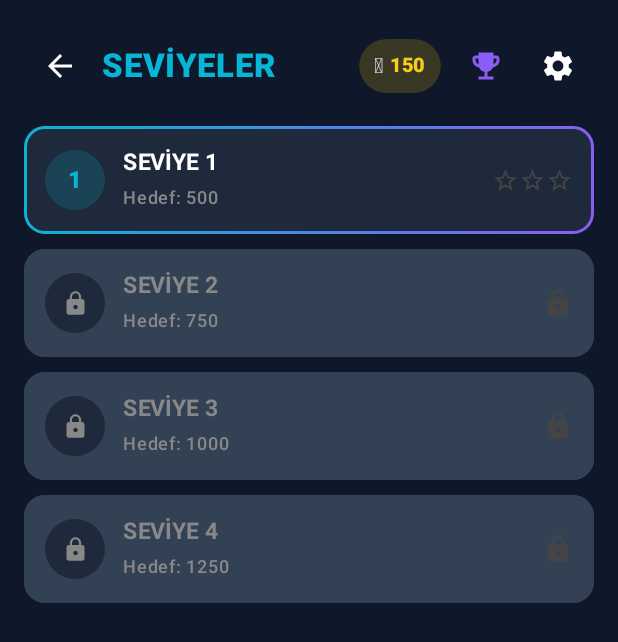
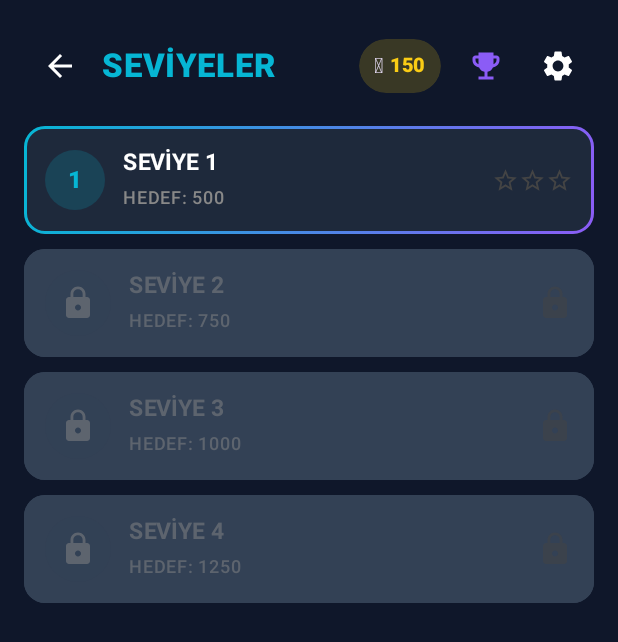
Before and after one commit to MiniAppFactory/boomblast, an Android app built with Jetpack Compose: the LevelMapScreen screen opened through its navigation route, on a phone screen of 412 x 824 dp. Shown: the top 642 px of the screen. Run offline under Robolectric (Android 15) with nearby library versions, the phone set to English and light mode, and no system bars; our stand-ins replace AdMob; 3 statements that could not run were skipped.

Commit message:
Faz 20: UI/UX karsilastirma listesi + banner her ekranda + dosya adi tutarliligi
Subagent'in Block Blast! ve benzeri oyunlarla karsilastirmali incelemesindeki
bulgular uygulandi: Mode Select logo/spacing, Level Map kilitli kart
soluklastirma, Loadout booster renkleri, Settings satir ikonlari, oyun ici
stat kart ikonlari + ilerleme sayisal okunusu. Banner reklam artik Seviyeli
Modda da gosteriliyor (onceden sadece Sonsuz Mod'daydi). Dosya/paket/composable
adlari "blockblast" yerine "blasttheblocks" ile tutarli hale getirildi.

Co-Authored-By: Claude Sonnet 5 <noreply@anthropic.com>
Claude-Session: https://claude.ai/code/session_01C1Qvttpiyg2qbvk11ebCrf

```diff
--- a/app/src/main/java/com/example/game/LevelGenerator.kt
+++ b/app/src/main/java/com/example/game/LevelGenerator.kt
@@ -5,7 +5,7 @@ package com.example.game
 data class LevelDefinition(
     val number: Int,
     val targetScore: Int,
-    // shapePoolTier, BlockBlastGame.kt'deki generateNewTray()'in SHAPE_PATTERNS.take(n)
+    // shapePoolTier, BlastTheBlocksGame.kt'deki generateNewTray()'in SHAPE_PATTERNS.take(n)
     // mantığıyla aynı kademelendirmeyi kullanır: 1=basit parçalar, 3=tüm parçalar.
     val shapePoolTier: Int
 )
--- a/app/src/main/java/com/example/ui/levels/LevelMapScreen.kt
+++ b/app/src/main/java/com/example/ui/levels/LevelMapScreen.kt
@@ -35,6 +35,7 @@ import androidx.compose.material3.Text
 import androidx.compose.runtime.Composable
 import androidx.compose.ui.Alignment
 import androidx.compose.ui.Modifier
+import androidx.compose.ui.draw.alpha
 import androidx.compose.ui.draw.clip
 import androidx.compose.ui.graphics.Brush
 import androidx.compose.ui.graphics.Color
@@ -221,10 +222,14 @@ private fun LevelCard(
             .clickable(enabled = unlocked, onClick = onClick)
             .testTag("level_card_$levelNumber")
     ) {
+        // Kilitli kartlar oncede acik kartlardan neredeyse ayirt edilemiyordu
+        // (UI/UX karsilastirma bulgusu) — artik tum icerik soluklastiriliyor
+        // ve kilit rozeti buyutulup belirginlestiriliyor.
         Row(
             modifier = Modifier
                 .fillMaxWidth()
-                .padding(horizontal = 14.dp, vertical = 12.dp),
+                .padding(horizontal = 14.dp, vertical = 12.dp)
+                .alpha(if (unlocked) 1f else 0.5f),
             horizontalArrangement = Arrangement.SpaceBetween,
             verticalAlignment = Alignment.CenterVertically
         ) {
@@ -232,10 +237,10 @@ private fun LevelCard(
                 // Level number badge
                 Box(
                     modifier = Modifier
-                        .size(40.dp)
+                        .size(if (unlocked) 40.dp else 44.dp)
                         .clip(CircleShape)
                         .background(
-                            if (unlocked) NeonCyan.copy(alpha = 0.18f) else palette.card
+                            if (unlocked) NeonCyan.copy(alpha = 0.18f) else palette.cardBorder.copy(alpha = 0.4f)
                         ),
                     contentAlignment = Alignment.Center
                 ) {
@@ -251,7 +256,7 @@ private fun LevelCard(
                             imageVector = Icons.Default.Lock,
                             contentDescription = if (isTr) "Kilitli" else "Locked",
                             tint = Color.Gray,
-                            modifier = Modifier.size(18.dp)
+                            modifier = Modifier.size(24.dp)
                         )
                     }
                 }
@@ -266,7 +271,7 @@ private fun LevelCard(
                         color = if (unlocked) palette.textPrimary else palette.textSecondary
                     )
                     Text(
-                        text = if (isTr) "Hedef: $targetScore" else "Target: $targetScore",
+                        text = if (isTr) "HEDEF: $targetScore" else "TARGET: $targetScore",
                         fontSize = 12.sp,
                         fontWeight = FontWeight.Medium,
                         color = palette.textSecondary
@@ -281,7 +286,7 @@ private fun LevelCard(
                     imageVector = Icons.Default.Lock,
                     contentDescription = if (isTr) "Kilitli" else "Locked",
                     tint = Color.DarkGray,
-                    modifier = Modifier.size(20.dp)
+                    modifier = Modifier.size(24.dp)
                 )
             }
         }
--- a/app/src/main/java/com/example/ui/modeselect/ModeSelectScreen.kt
+++ b/app/src/main/java/com/example/ui/modeselect/ModeSelectScreen.kt
@@ -33,9 +33,11 @@ import androidx.compose.ui.Modifier
 import androidx.compose.ui.draw.clip
 import androidx.compose.ui.graphics.Brush
 import androidx.compose.ui.platform.testTag
+import androidx.compose.ui.res.painterResource
 import androidx.compose.ui.text.font.FontWeight
 import androidx.compose.ui.unit.dp
 import androidx.compose.ui.unit.sp
+import com.example.R
 import com.example.ui.theme.BlastPalette
 import com.example.ui.theme.NeonCyan
 import com.example.ui.theme.NeonGold
@@ -78,8 +80,26 @@ fun ModeSelectScreen(
 
             Spacer(modifier = Modifier.height(8.dp))
 
+            // Marka kimligi icin logo rozeti — onceden sadece duz yazi vardi,
+            // rakip oyunlarin hepsinde basligin yaninda bir ikon/logo var (UI/UX
+            // karsilastirma bulgusu).
+            Row(verticalAlignment = Alignment.CenterVertically) {
+                Box(
+                    modifier = Modifier
+                        .size(48.dp)
+                        .clip(RoundedCornerShape(12.dp))
+                        .background(palette.card)
+                ) {
+                    androidx.compose.foundation.Image(
+                        painter = painterResource(R.drawable.ic_launcher_foreground),
+                        contentDescription = null,
+                        modifier = Modifier.fillMaxSize()
+                    )
+                }
+                Spacer(modifier = Modifier.width(12.dp))
+                Column {
                     Text(
-                text = if (isTr) "Blast the Blocks" else "Blast the Blocks",
+                        text = "Blast the Blocks",
                         fontSize = 26.sp,
                         fontWeight = FontWeight.Black,
                         color = palette.textPrimary
@@ -90,8 +110,10 @@ fun ModeSelectScreen(
                         fontWeight = FontWeight.Medium,
                         color = palette.textSecondary
                     )
+                }
+            }
 
-            Spacer(modifier = Modifier.height(24.dp))
+            Spacer(modifier = Modifier.height(32.dp))
 
             ModeCard(
                 title = if (isTr) "SONSUZ MOD" else "ENDLESS MODE",
@@ -105,7 +127,7 @@ fun ModeSelectScreen(
                 testTag = "mode_select_endless_button"
             )
 
-            Spacer(modifier = Modifier.height(16.dp))
+            Spacer(modifier = Modifier.height(20.dp))
 
             ModeCard(
                 title = if (isTr) "SEVİYELİ MOD" else "LEVEL MODE",
@@ -200,7 +222,7 @@ private fun ModeCard(
         shape = RoundedCornerShape(20.dp),
         modifier = Modifier
             .fillMaxWidth()
-            .height(150.dp)
+            .height(176.dp)
             .border(2.dp, Brush.linearGradient(listOf(accent, NeonGold)), RoundedCornerShape(20.dp))
             .clickable(onClick = onClick)
             .testTag(testTag)
```
Also changed, not shown: app/src/main/java/com/example/ui/games/blasttheblocks/BlastTheBlocksGame.kt (renamed from app/src/main/java/com/example/ui/games/blockblast/BlockBlastGame.kt, +24 -6 lines), app/src/main/java/com/example/ui/navigation/AppNavigation.kt (+10 -6 lines), app/src/main/java/com/example/ui/settings/SettingsScreen.kt (+9 -1 lines), app/src/main/java/com/example/ui/shop/LoadoutScreen.kt (+22 -10 lines). Lines whose indentation alone changed are shown as unchanged.
